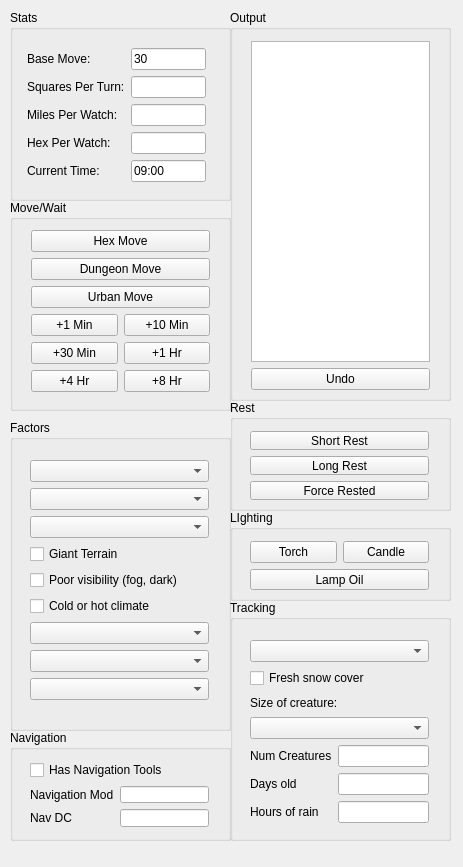
erickveil/DungeonMoveTracker, file mainwindow.ui: the form before one commit.
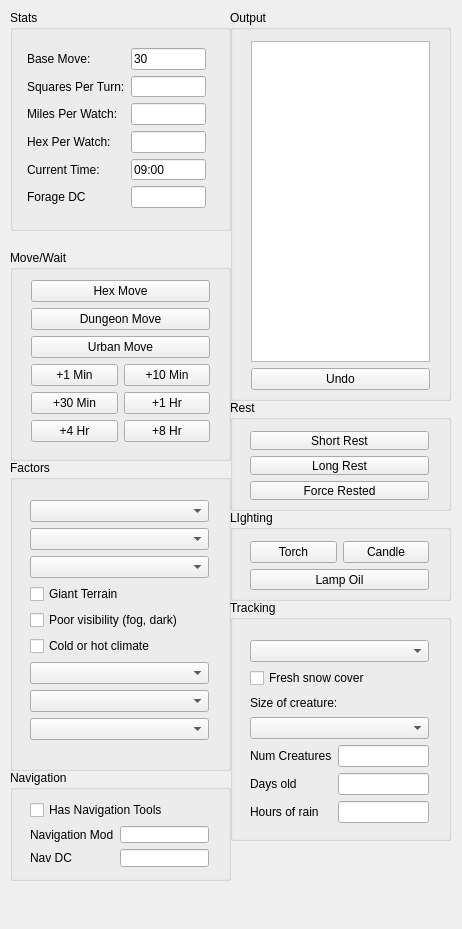
The form after the commit.

Commit message: Added forage DC calculation

Diff of the .ui file:
```diff
--- a/mainwindow.ui
+++ b/mainwindow.ui
@@ -6,8 +6,8 @@
    <rect>
     <x>0</x>
     <y>0</y>
-    <width>463</width>
-    <height>867</height>
+    <width>462</width>
+    <height>929</height>
    </rect>
   </property>
   <property name="windowTitle">
@@ -147,7 +147,7 @@
     <property name="geometry">
      <rect>
       <x>10</x>
-      <y>200</y>
+      <y>250</y>
       <width>221</width>
       <height>211</height>
      </rect>
@@ -245,7 +245,7 @@
     <property name="geometry">
      <rect>
       <x>10</x>
-      <y>420</y>
+      <y>460</y>
       <width>221</width>
       <height>311</height>
      </rect>
@@ -311,7 +311,7 @@
       <x>10</x>
       <y>10</y>
       <width>221</width>
-      <height>191</height>
+      <height>221</height>
      </rect>
     </property>
     <property name="title">
@@ -323,7 +323,7 @@
        <x>6</x>
        <y>27</y>
        <width>201</width>
-       <height>161</height>
+       <height>182</height>
       </rect>
      </property>
      <layout class="QFormLayout" name="formLayout">
@@ -385,6 +385,16 @@
       <item row="2" column="1">
        <widget class="QLineEdit" name="tbMilesPerWatch"/>
       </item>
+      <item row="5" column="0">
+       <widget class="QLabel" name="label_12">
+        <property name="text">
+         <string>Forage DC</string>
+        </property>
+       </widget>
+      </item>
+      <item row="5" column="1">
+       <widget class="QLineEdit" name="tbForage"/>
+      </item>
      </layout>
     </widget>
    </widget>
@@ -473,7 +483,7 @@
     <property name="geometry">
      <rect>
       <x>10</x>
-      <y>730</y>
+      <y>770</y>
       <width>221</width>
       <height>111</height>
      </rect>
```
The commit also changes 2 other files.
